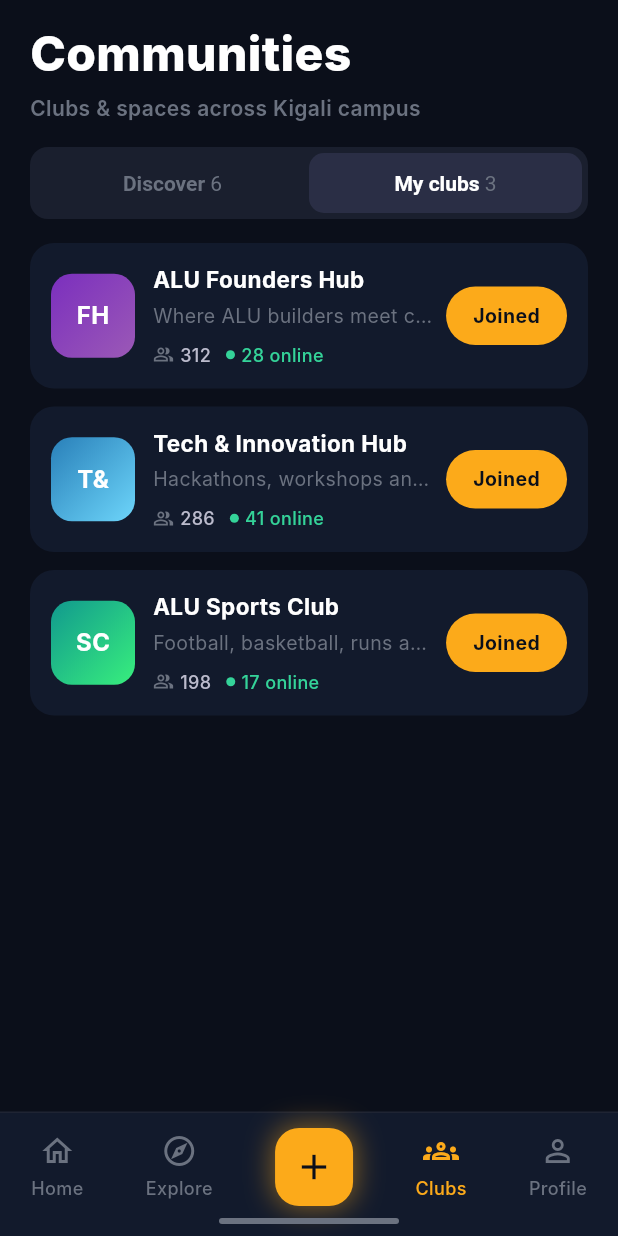
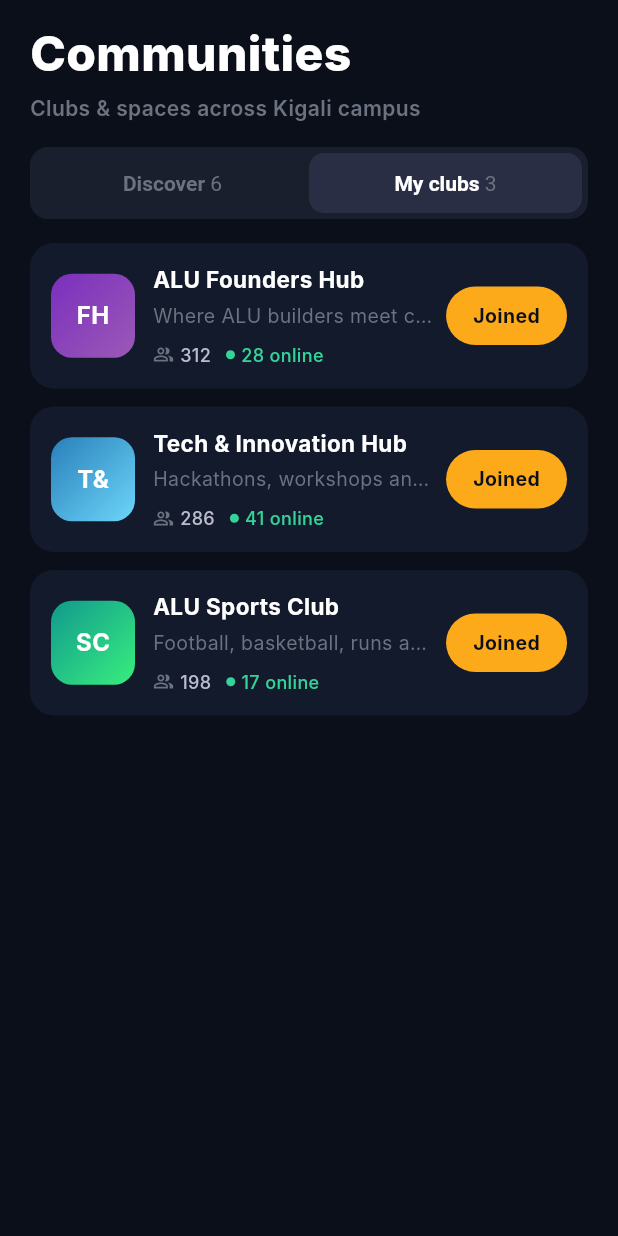
Before and after one commit to dindihabeeb/mobile_dev_formative_assignment_1, a Flutter app: the Communitypage screen opened directly, after a tap on an icon or button, on a phone screen of 412 x 824 dp. Run offline on Flutter 3.47's test engine with Material 3 defaults, Android fonts, the phone set to English and light mode, and no system bars; our stand-ins replace image_picker, smooth_page_indicator; Roboto replaces fonts that are missing (Inter).

Commit message:
fix: remove duplicate bottom nav from community screen

```diff
--- a/lib/screens/communityPage.dart
+++ b/lib/screens/communityPage.dart
@@ -105,7 +105,6 @@
           ),
         ),
       ),
-      bottomNavigationBar: _buildBottomNav(),
     );
   }
 
@@ -267,69 +266,4 @@
     );
   }
 
-  Widget _buildBottomNav() {
-    return Container(
-      padding: const EdgeInsets.only(top: 10, bottom: AppSpacing.sm),
-      decoration: const BoxDecoration(
-        color: AppColors.surface,
-        border: Border(top: BorderSide(color: AppColors.border, width: 1)),
-      ),
-      child: Column(
-        mainAxisSize: MainAxisSize.min,
-        children: [
-          Row(
-            mainAxisAlignment: MainAxisAlignment.spaceAround,
-            children: [
-              _navItem(Icons.home_outlined, 'Home', false),
-              _navItem(Icons.explore_outlined, 'Explore', false),
-              _addButton(),
-              _navItem(Icons.groups_outlined, 'Clubs', true),
-              _navItem(Icons.person_outline, 'Profile', false),
-            ],
-          ),
-          const SizedBox(height: AppSpacing.sm),
-          Container(
-            width: 120,
-            height: 4,
-            decoration: BoxDecoration(
-              color: AppColors.textMuted,
-              borderRadius: BorderRadius.circular(2),
-            ),
-          ),
-        ],
-      ),
-    );
-  }
-
-  Widget _navItem(IconData icon, String label, bool active) {
-    final color = active ? AppColors.primary : AppColors.textMuted;
-    return Column(
-      mainAxisSize: MainAxisSize.min,
-      children: [
-        Icon(icon, color: color, size: 24),
-        const SizedBox(height: AppSpacing.xs),
-        Text(label, style: AppTypography.labelMedium.copyWith(color: color)),
-      ],
-    );
-  }
-
-  Widget _addButton() {
-    return Container(
-      width: 52,
-      height: 52,
-      alignment: Alignment.center,
-      decoration: BoxDecoration(
-        color: AppColors.primary,
-        borderRadius: BorderRadius.circular(AppSpacing.radiusLg),
-        boxShadow: [
-          BoxShadow(
-            color: AppColors.primary.withValues(alpha: 0.5),
-            blurRadius: AppSpacing.md,
-            spreadRadius: 1,
-          ),
-        ],
-      ),
-      child: const Icon(Icons.add, color: AppColors.background, size: 28),
-    );
-  }
 }
```
